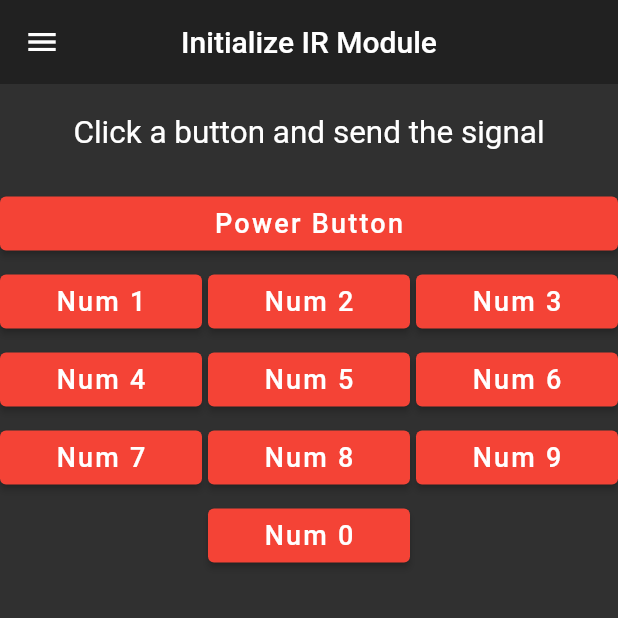
After one commit to HazemIbrahim98/smart_home, a Flutter app: the screen it shows after launch, in the side drawer, after a tap on "Initialize IR Module", on a phone screen of 412 x 824 dp, the top half of it. The commit adds this screen. Run offline on Flutter 3.47's test engine with Material 2 defaults, Android fonts, the phone set to English and light mode, and no system bars; our stand-ins replace fluttertoast; missing offline and left inert: mqtt_client; Roboto replaces fonts that are missing (OpenSans).

Commit message:
d7kkkkkkk

```diff
--- a/lib/home_page.dart
+++ b/lib/home_page.dart
@@ -10,9 +10,10 @@ class _HomePageState extends State<HomePage> {
   @override
   Widget build(BuildContext context) {
     return Scaffold(
-      appBar: myAppbar(context),
+      appBar: myAppbar(context, 'Adaptive Smart Home System'),
       drawer: myDrawer(context),
-      body: SingleChildScrollView(child: Text('This Works my dudes!')),
+      body: SingleChildScrollView(
+          child: Center(child: Text('Welcome To Adaptive Smart Home!'))),
     );
   }
 }
--- /dev/null
+++ b/lib/init_IR_page.dart
@@ -0,0 +1,91 @@
+import 'package:flutter/material.dart';
+import 'package:smart_home/my_reused_widgets.dart';
+import 'package:flutter_staggered_grid_view/flutter_staggered_grid_view.dart';
+import 'package:mqtt_client/mqtt_client.dart';
+
+class InfraredPage extends StatefulWidget {
+  @override
+  _InfraredPageState createState() => _InfraredPageState();
+}
+
+class _InfraredPageState extends State<InfraredPage> {
+  List<bool> myarr = List.filled(11, false);
+
+  List<StaggeredTile> generateRandomTiles() {
+    List<StaggeredTile> _staggeredTiles = [];
+    _staggeredTiles.add(new StaggeredTile.fit(3));
+    _staggeredTiles.add(new StaggeredTile.fit(3));
+    for (int i = 0; i < 11; i++) {
+      _staggeredTiles.add(new StaggeredTile.fit(1));
+    }
+
+    return _staggeredTiles;
+  }
+
+  @override
+  Widget build(BuildContext context) {
+    return Scaffold(
+      appBar: myAppbar(context, 'Initialize IR Module'),
+      drawer: myDrawer(context),
+      body: StaggeredGridView.count(
+          crossAxisCount: 3,
+          mainAxisSpacing: 4.0,
+          crossAxisSpacing: 4.0,
+          children: [
+            Container(
+              padding: EdgeInsets.all(20),
+              child: Center(
+                  child: Text(
+                'Click a button and send the signal',
+                textScaleFactor: 1.5,
+              )),
+            ),
+            myButton(context, 'Power Button', () {
+              setState(() {
+                myarr[0] = true;
+              });
+            }, myarr[0]),
+            for (int i = 1; i < 10; i++)
+              myButton(context, 'Num ' + i.toString(), () {
+                setState(() {
+                  myarr[i] = true;
+                });
+              }, myarr[i]),
+            SizedBox(), //Gap to center 0
+            myButton(context, 'Num 0', () {
+              setState(() {
+                myarr[10] = true;
+              });
+            }, myarr[10]),
+          ],
+          staggeredTiles: generateRandomTiles()),
+    );
+  }
+}
+
+      /*SingleChildScrollView(
+          child: Column(
+        children: [
+          Text("Select the key you'd like to enter"),
+          myButton(context, 'Power Button', () {
+            setState(() {
+              myarr[0] = true;
+            });
+          }, myarr[0]),
+          Container(
+            child: GridView.count(
+              crossAxisCount: 3,
+              children: [
+                Text("please"),
+                Text("please"),
+                Text("please"),
+                Text("please"),
+              ],
+            ),
+          ),
+        ],
+      )),
+    );
+  }
+}
+*/
--- a/lib/main.dart
+++ b/lib/main.dart
@@ -1,4 +1,6 @@
 import 'package:flutter/material.dart';
+import 'dynamic_alarm_page.dart';
+import 'init_IR_page.dart';
 import 'home_page.dart';
 
 void main() {
@@ -13,7 +15,11 @@ class MyApp extends StatelessWidget {
       title: 'Adaptive Smart Home',
       theme: ThemeData(brightness: Brightness.dark, fontFamily: 'OpenSans'),
       initialRoute: 'Language Page',
-      routes: {'Home Page': (context) => SafeArea(child: HomePage())},
+      routes: {
+        'Home Page': (context) => SafeArea(child: HomePage()),
+        'Dynamic Alarm Page': (context) => SafeArea(child: DynamicAlarmPage()),
+        'Init IR Page': (context) => SafeArea(child: InfraredPage()),
+      },
       home: HomePage(),
     );
   }
--- a/lib/my_reused_widgets.dart
+++ b/lib/my_reused_widgets.dart
@@ -1,10 +1,10 @@
 import 'package:flutter/material.dart';
 import 'package:fluttertoast/fluttertoast.dart';
 
-PreferredSizeWidget myAppbar(BuildContext context) {
+PreferredSizeWidget myAppbar(BuildContext context, String _text) {
   return AppBar(
     centerTitle: true,
-    //backgroundColor: Colors.black,
+    title: Text(_text),
     elevation: 0,
   );
 }
@@ -27,7 +27,33 @@ Widget myDrawer(BuildContext context) {
             Navigator.pushNamed(context, 'Dynamic Alarm Page');
           },
         ),
+        ListTile(
+          title: Text('Initialize IR Module'),
+          onTap: () {
+            Navigator.pop(context);
+            Navigator.pushNamed(context, 'Init IR Page');
+          },
+        ),
       ],
+    ),
+  );
+}
+
+Widget myButton(
+    BuildContext context, String text, Function onpress, bool done) {
+  Color color = done ? Colors.green : Colors.red;
+  return Container(
+    child: ElevatedButton(
+      onPressed: onpress,
+      style: ElevatedButton.styleFrom(primary: color, onPrimary: Colors.black),
+      child: Text(
+        text,
+        style: const TextStyle(
+          color: Colors.white,
+          letterSpacing: 1.5,
+          fontSize: 18.0,
+        ),
+      ),
     ),
   );
 }
--- a/pubspec.yaml
+++ b/pubspec.yaml
@@ -15,6 +15,7 @@ dependencies:
   cupertino_icons: ^1.0.2
   mqtt_client: ^9.0.0
   fluttertoast: ^7.1.6
+  flutter_staggered_grid_view: ^0.3.4
 
 dev_dependencies:
   flutter_test:
```
Also changed, not shown: lib/dynamic_alarm_page.dart (added, +18 -0 lines), pubspec.lock.
